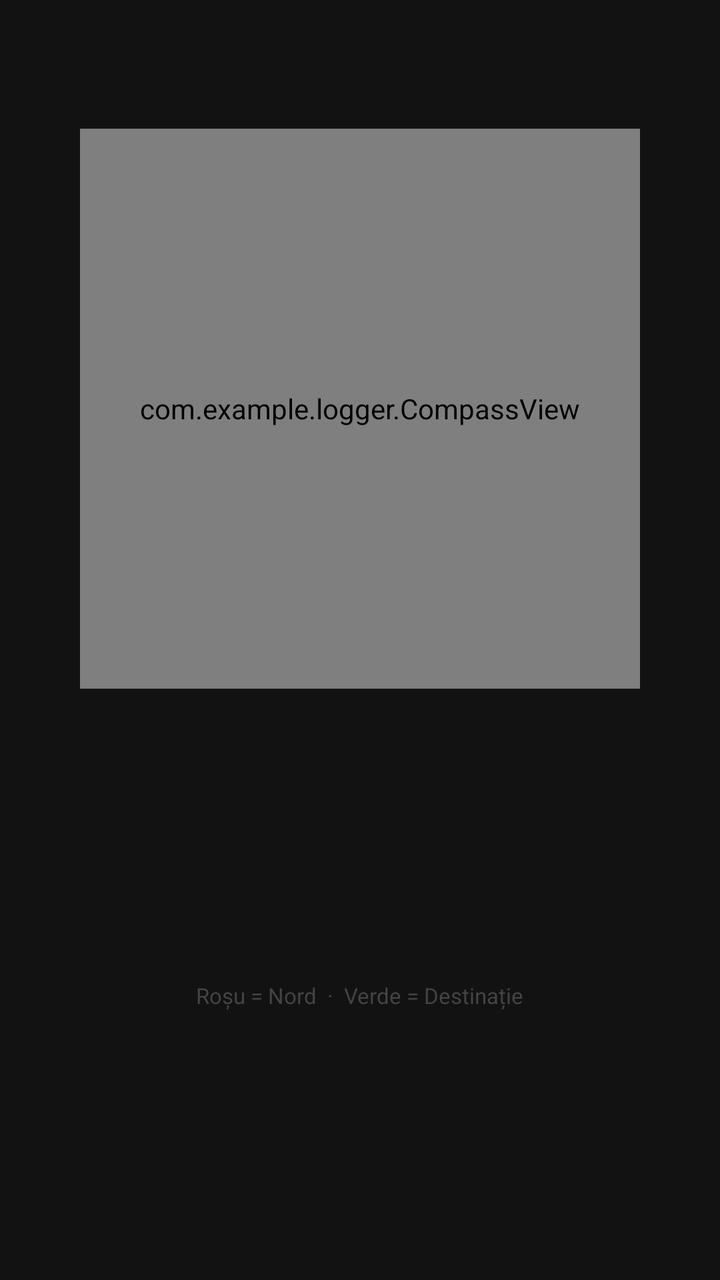
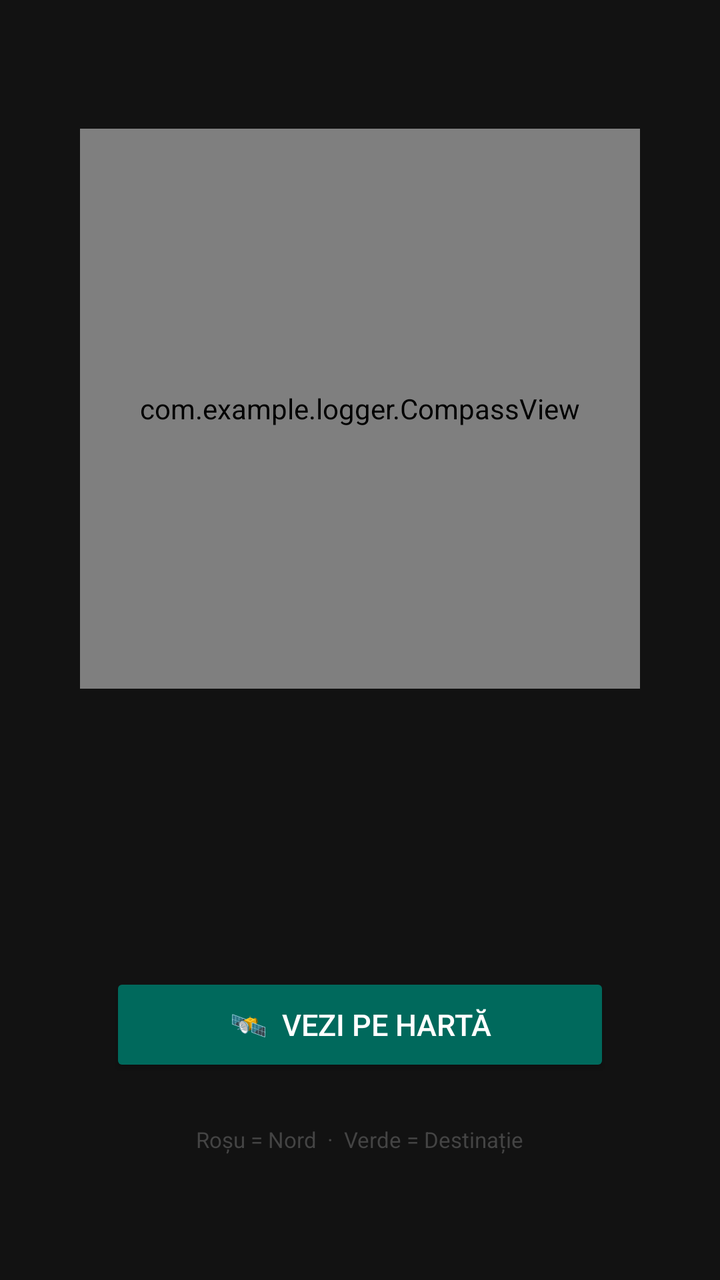

Before-and-after screenshots of an Android layout around one commit, followed by the original layout XML and the change that was made.
<!-- AndroidManifest.xml: application theme Theme.AppCompat.DayNight.NoActionBar -->
<!-- res/layout/activity_compass.xml -->
<?xml version="1.0" encoding="utf-8"?>
<LinearLayout xmlns:android="http://schemas.android.com/apk/res/android"
    android:layout_width="match_parent"
    android:layout_height="match_parent"
    android:orientation="vertical"
    android:gravity="center_horizontal"
    android:padding="24dp"
    android:background="#121212">

    <TextView
        android:id="@+id/tvTarget"
        android:layout_width="wrap_content"
        android:layout_height="wrap_content"
        android:textSize="18sp"
        android:textColor="#FFFFFF"
        android:textStyle="bold"
        android:layout_marginBottom="16dp"/>

    <com.example.logger.CompassView
        android:id="@+id/compassView"
        android:layout_width="280dp"
        android:layout_height="280dp"
        android:layout_marginBottom="24dp"/>

    <TextView
        android:id="@+id/tvDistance"
        android:layout_width="wrap_content"
        android:layout_height="wrap_content"
        android:textSize="48sp"
        android:textColor="#66BB6A"
        android:textStyle="bold"
        android:layout_marginBottom="8dp"/>

    <TextView
        android:id="@+id/tvBearing"
        android:layout_width="wrap_content"
        android:layout_height="wrap_content"
        android:textSize="13sp"
        android:textColor="#888888"
        android:gravity="center"/>

    <TextView
        android:layout_width="wrap_content"
        android:layout_height="wrap_content"
        android:layout_marginTop="32dp"
        android:textSize="11sp"
        android:textColor="#444444"
        android:gravity="center"
        android:text="Roșu = Nord  ·  Verde = Destinație"/>

</LinearLayout>
<!-- resources referenced by this layout -->
<resources>

</resources>

<!-- the commit's change to res/layout/activity_compass.xml (unified diff, before → after) -->
@@ -39,10 +39,20 @@
         android:textColor="#888888"
         android:gravity="center"/>
 
+    <Button
+        android:id="@+id/btnOpenMap"
+        android:layout_width="250dp"
+        android:layout_height="52dp"
+        android:layout_marginTop="28dp"
+        android:text="🛰  VEZI PE HARTĂ"
+        android:textSize="15sp"
+        android:textColor="#FFFFFF"
+        android:backgroundTint="#00695C"/>
+
     <TextView
         android:layout_width="wrap_content"
         android:layout_height="wrap_content"
-        android:layout_marginTop="32dp"
+        android:layout_marginTop="24dp"
         android:textSize="11sp"
         android:textColor="#444444"
         android:gravity="center"
